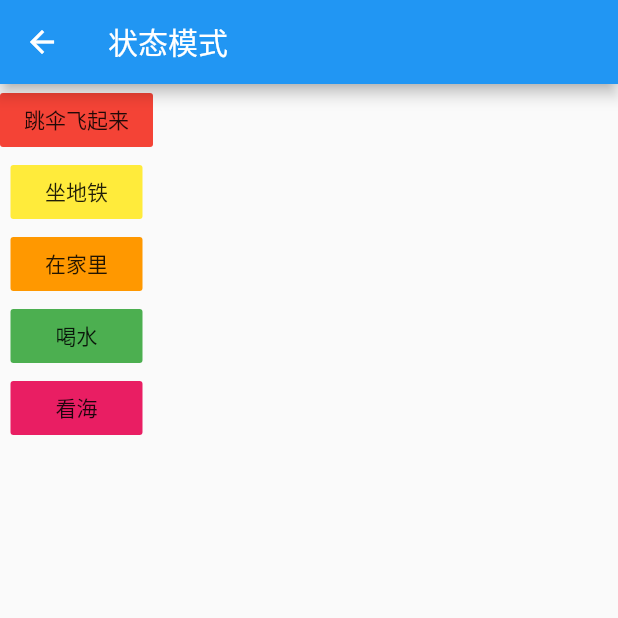
After one commit to FlutterOpen/design_patterns, a Flutter app: the StatePage screen opened by its route, after a tap on "喝水", on a phone screen of 412 x 824 dp, the top half of it. The commit adds this screen. Run offline on Flutter 3.47's test engine with Material 2 defaults, Android fonts, the phone set to English and light mode, and no system bars.

Commit message:
feat(): 状态模式完成

```diff
--- a/lib/constant/string_const.dart
+++ b/lib/constant/string_const.dart
@@ -58,6 +58,10 @@ class StringConst {
 
   //备忘录模式
   static const String MEMORY_ = "备忘录模式";
+
   //备忘录模式
   static const String OBSERVER_ = "观察者模式";
+
+  //备忘录模式
+  static const String STATE_ = "状态模式";
 }
--- a/lib/main.dart
+++ b/lib/main.dart
@@ -15,6 +15,7 @@ import 'package:flutter_design/page/memory/memory_page.dart';
 import 'package:flutter_design/page/midd/mid_page.dart';
 import 'package:flutter_design/page/observer/observer_page.dart';
 import 'package:flutter_design/page/proxy/proxy_page.dart';
+import 'package:flutter_design/page/state/state_page.dart';
 
 import 'constant/page_const.dart';
 import 'constant/string_const.dart';
@@ -53,6 +54,7 @@ class MyApp extends StatelessWidget {
         PageConst.MEDIATOR_PAGE: (context) => MidPage(),
         PageConst.MEMENTO_PAGE: (context) => MemoryPage(),
         PageConst.OBSERVER_PAGE: (context) => ObserverPage(),
+        PageConst.STATE_PAGE: (context) => StatePage(),
       },
     );
   }
--- a/lib/page/home_page.dart
+++ b/lib/page/home_page.dart
@@ -34,6 +34,7 @@ Map<String, String> map = {
   PageConst.MEDIATOR_PAGE: StringConst.MID_,
   PageConst.MEMENTO_PAGE: StringConst.MEMORY_,
   PageConst.OBSERVER_PAGE: StringConst.OBSERVER_,
+  PageConst.STATE_PAGE: StringConst.STATE_,
 };
 
 class _HomePageState extends State<HomePage> {
--- /dev/null
+++ b/lib/page/state/state_mode.dart
@@ -0,0 +1,75 @@
+import 'package:flutter/cupertino.dart';
+
+/// Created by NieBin on 2020-04-14
+/// Github: https://github.com/nb312
+/// Email: niebin312@gmail.com
+///参考文章https://www.runoob.com/w3cnote/state-vs-strategy.html
+abstract class State {
+  void eatWater();
+
+  void watchSea();
+}
+
+class FlyState extends State {
+  @override
+  void eatWater() {
+    print("高空跳伞太危险不能喝水");
+  }
+
+  @override
+  void watchSea() {
+    print("飞得高看得远,整个大海都尽收眼底");
+  }
+}
+
+class SubWayState extends State {
+  @override
+  void eatWater() {
+    print("拿起你的矿泉水瓶开始喝水");
+  }
+
+  @override
+  void watchSea() {
+    print("拿起手机开始看大海的视频");
+  }
+}
+
+class HomeState extends State {
+  @override
+  void eatWater() {
+    print("用杯子倒一杯水喝了起来");
+  }
+
+  @override
+  void watchSea() {
+    print("打卡电视机,调到能看大海的频道");
+  }
+}
+
+//如果程序员要执行这些状态会怎么样呢
+class Programmer extends State {
+  FlyState _flyState = FlyState();
+  SubWayState _subWayState = SubWayState();
+  HomeState _homeState = HomeState();
+
+  State get fly => _flyState;
+
+  State get subway => _subWayState;
+
+  State get homeState => _homeState;
+  State state;
+
+  Programmer() {
+    state = homeState;
+  }
+
+  @override
+  void eatWater() {
+    state?.eatWater();
+  }
+
+  @override
+  void watchSea() {
+    state.watchSea();
+  }
+}
--- /dev/null
+++ b/lib/page/state/state_page.dart
@@ -0,0 +1,71 @@
+import 'package:flutter/material.dart';
+import 'package:flutter_design/page/state/state_mode.dart' as s;
+
+/// Created by NieBin on 2020-04-14
+/// Github: https://github.com/nb312
+/// Email: niebin312@gmail.com
+
+class StatePage extends StatefulWidget {
+  @override
+  _StatePageState createState() => _StatePageState();
+}
+
+class _StatePageState extends State<StatePage> {
+  s.Programmer _programmer;
+
+  @override
+  void initState() {
+    _programmer = s.Programmer();
+    super.initState();
+  }
+
+  @override
+  Widget build(BuildContext context) {
+    return Scaffold(
+      appBar: AppBar(
+        title: Text("状态模式"),
+      ),
+      body: Container(
+        child: Column(
+          children: <Widget>[
+            FlatButton(
+              color: Colors.red,
+              child: Text("跳伞飞起来"),
+              onPressed: () {
+                _programmer.state = s.FlyState();
+              },
+            ),
+            FlatButton(
+              color: Colors.yellow,
+              child: Text("坐地铁"),
+              onPressed: () {
+                _programmer.state = s.SubWayState();
+              },
+            ),
+            FlatButton(
+              color: Colors.orange,
+              child: Text("在家里"),
+              onPressed: () {
+                _programmer.state = s.HomeState();
+              },
+            ),
+            FlatButton(
+              color: Colors.green,
+              child: Text("喝水"),
+              onPressed: () {
+                _programmer.eatWater();
+              },
+            ),
+            FlatButton(
+              color: Colors.pink,
+              child: Text("看海"),
+              onPressed: () {
+                _programmer.watchSea();
+              },
+            )
+          ],
+        ),
+      ),
+    );
+  }
+}
```
Also changed, not shown: 1 other file.
